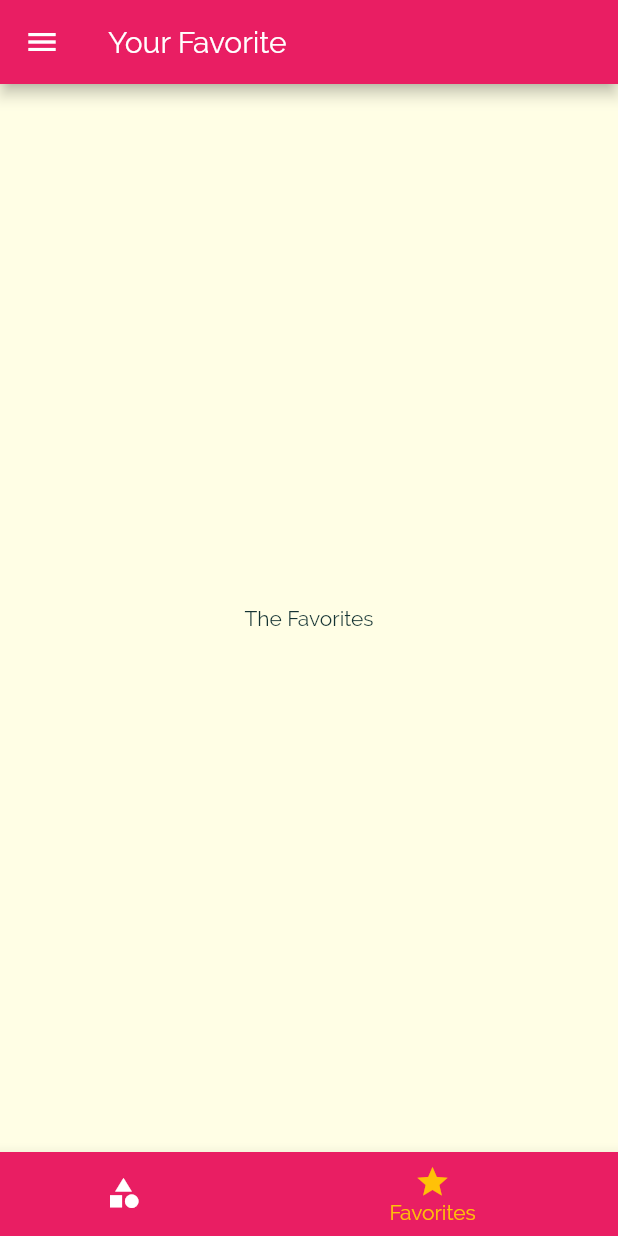
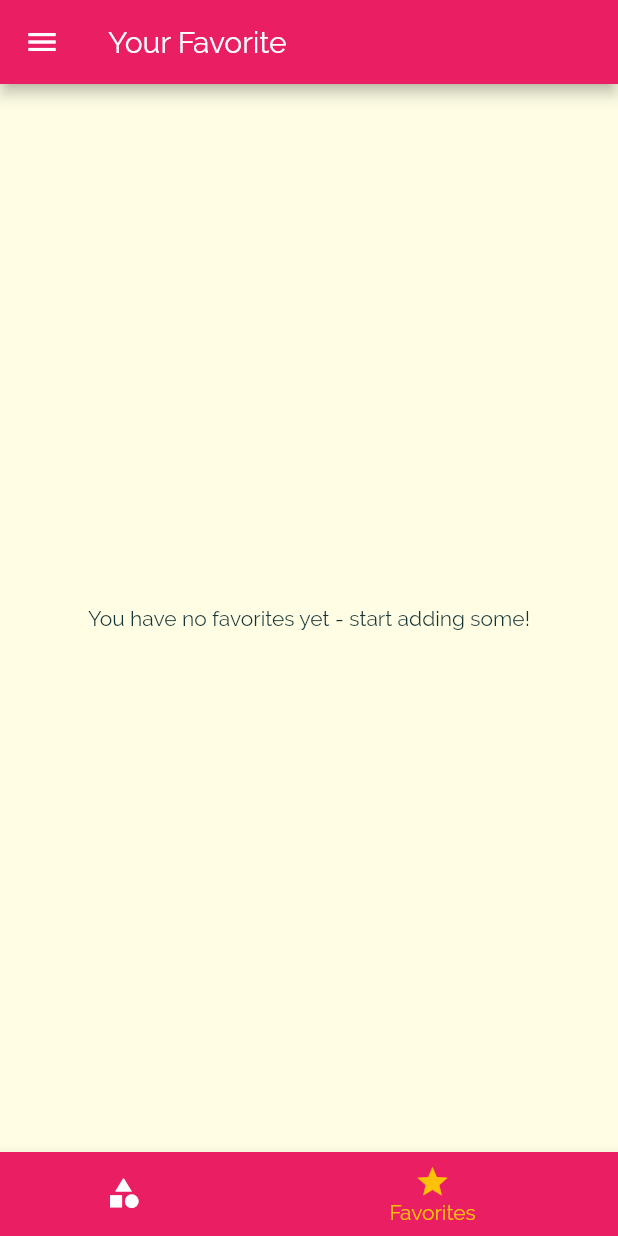
Before and after one commit to Traufvihal/meals, a Flutter app: the screen it shows after launch, item 2 of the bottom bar chosen, on a phone screen of 412 x 824 dp. Run offline on Flutter 3.47's test engine with Material 2 defaults, Android fonts, the phone set to English and light mode, and no system bars.

Commit message:
Improved favorite state management.

```diff
--- a/lib/main.dart
+++ b/lib/main.dart
@@ -24,27 +24,46 @@ class _MyAppState extends State<MyApp> {
   };
 
   List<Meal> _availableMeals = DUMMY_MEALS;
+  List<Meal> _favoriteMeals = [];
 
-  void _setFilters(Map<String, bool> filtersData){
+  void _setFilters(Map<String, bool> filtersData) {
     setState(() {
       _filters = filtersData;
 
       _availableMeals = DUMMY_MEALS.where((meal) {
-        if(_filters['gluten'] && !meal.isGlutenFree){
+        if (_filters['gluten'] && !meal.isGlutenFree) {
           return false;
         }
-        if(_filters['lactose'] && !meal.isLactoseFree){
+        if (_filters['lactose'] && !meal.isLactoseFree) {
           return false;
         }
-        if(_filters['vegan'] && !meal.isVegan){
+        if (_filters['vegan'] && !meal.isVegan) {
           return false;
         }
-        if(_filters['vegetarian'] && !meal.isVegetarian){
+        if (_filters['vegetarian'] && !meal.isVegetarian) {
           return false;
         }
         return true;
       }).toList();
     });
+  }
+
+  void _toggleFavorite(String mealId) {
+    final existingIndex =
+        _favoriteMeals.indexWhere((meal) => meal.id == mealId);
+    if (existingIndex >= 0) {
+      setState(() {
+        _favoriteMeals.removeAt(existingIndex);
+      });
+    } else {
+      setState(() {
+        _favoriteMeals.add(DUMMY_MEALS.firstWhere((meal) => meal.id == mealId));
+      });
+    }
+  }
+
+  bool _isMealFavorite(String id){
+    return _favoriteMeals.any((meal) => meal.id == id);
   }
 
   @override
@@ -73,9 +92,10 @@ class _MyAppState extends State<MyApp> {
       // home: CategoriesScreen(),
       initialRoute: '/',
       routes: {
-        '/': (ctx) => TabScreen(),
-        CategoryMealsScreen.routeName: (ctx) => CategoryMealsScreen(_availableMeals),
-        MealDetailScreen.routeName: (ctx) => MealDetailScreen(),
+        '/': (ctx) => TabScreen(_favoriteMeals),
+        CategoryMealsScreen.routeName: (ctx) =>
+            CategoryMealsScreen(_availableMeals),
+        MealDetailScreen.routeName: (ctx) => MealDetailScreen(_toggleFavorite, _isMealFavorite),
         FiltersScreen.routeName: (ctx) => FiltersScreen(_filters, _setFilters),
       },
       onGenerateRoute: (settings) {
--- a/lib/screens/category_meals_screen.dart
+++ b/lib/screens/category_meals_screen.dart
@@ -60,7 +60,6 @@ class _CategoryMealsScreenState extends State<CategoryMealsScreen> {
             duration: displayedMeals[index].duration,
             affordability: displayedMeals[index].affordability,
             complexity: displayedMeals[index].complexity,
-            removeItem: _removeMeal,
           );
         },
         itemCount: displayedMeals.length,
--- a/lib/screens/favorites_screen.dart
+++ b/lib/screens/favorites_screen.dart
@@ -1,8 +1,33 @@
 import 'package:flutter/material.dart';
 
+import '../models/meal.dart';
+import '../widgets/meal_item.dart';
+
 class FavoritesScreen extends StatelessWidget {
+  final List<Meal> favoriteMeals;
+
+  FavoritesScreen(this.favoriteMeals);
+
   @override
   Widget build(BuildContext context) {
-    return Center(child: Text('The Favorites'),);
+    if (favoriteMeals.isEmpty) {
+      return Center(
+        child: Text('You have no favorites yet - start adding some!'),
+      );
+    } else{
+      return ListView.builder(
+        itemBuilder: (ctx, index) {
+          return MealItem(
+            id: favoriteMeals[index].id,
+            title: favoriteMeals[index].title,
+            imageUrl: favoriteMeals[index].imageUrl,
+            duration: favoriteMeals[index].duration,
+            affordability: favoriteMeals[index].affordability,
+            complexity: favoriteMeals[index].complexity,
+          );
+        },
+        itemCount: favoriteMeals.length,
+      );
+    }
   }
 }
--- a/lib/screens/tabs_screen.dart
+++ b/lib/screens/tabs_screen.dart
@@ -3,25 +3,37 @@ import 'package:flutter/material.dart';
 import './categories_screen.dart';
 import './favorites_screen.dart';
 import '../widgets/main_drawer.dart';
+import '../models/meal.dart';
 
 class TabScreen extends StatefulWidget {
+  final List<Meal> favoriteMeals;
+
+  TabScreen(this.favoriteMeals);
+
   @override
   _TabScreenState createState() => _TabScreenState();
 }
 
 class _TabScreenState extends State<TabScreen> {
-  final List<Map<String, Object>> _pages = [
+  List<Map<String, Object>> _pages;
+
+  int _selectedPageIndex = 0;
+
+  @override
+  void initState() {
+    super.initState();
+
+    _pages = [
       {
         'page': CategoriesScreen(),
         'title': 'Categories',
       },
       {
-      'page': FavoritesScreen(),
+        'page': FavoritesScreen(widget.favoriteMeals),
         'title': 'Your Favorite',
       },
     ];
-
-  int _selectedPageIndex = 0;
+  }
 
   void _selectPage(int index) {
     setState(() {
--- a/lib/widgets/meal_item.dart
+++ b/lib/widgets/meal_item.dart
@@ -10,7 +10,6 @@ class MealItem extends StatelessWidget {
   final int duration;
   final Complexity complexity;
   final Affordability affordability;
-  final Function removeItem;
 
   MealItem({
     @required this.id,
@@ -19,7 +18,6 @@ class MealItem extends StatelessWidget {
     @required this.duration,
     @required this.complexity,
     @required this.affordability,
-    @required this.removeItem,
   });
 
   String get complexityText {
@@ -56,7 +54,7 @@ class MealItem extends StatelessWidget {
     )
         .then((result) {
       if(result != null){
-        removeItem(result);
+        // removeItem(result);
       }
       print(result);
     });
```
Also changed, not shown: lib/screens/meal_detail_screen.dart (+7 -4 lines). Lines whose indentation alone changed are shown as unchanged.
